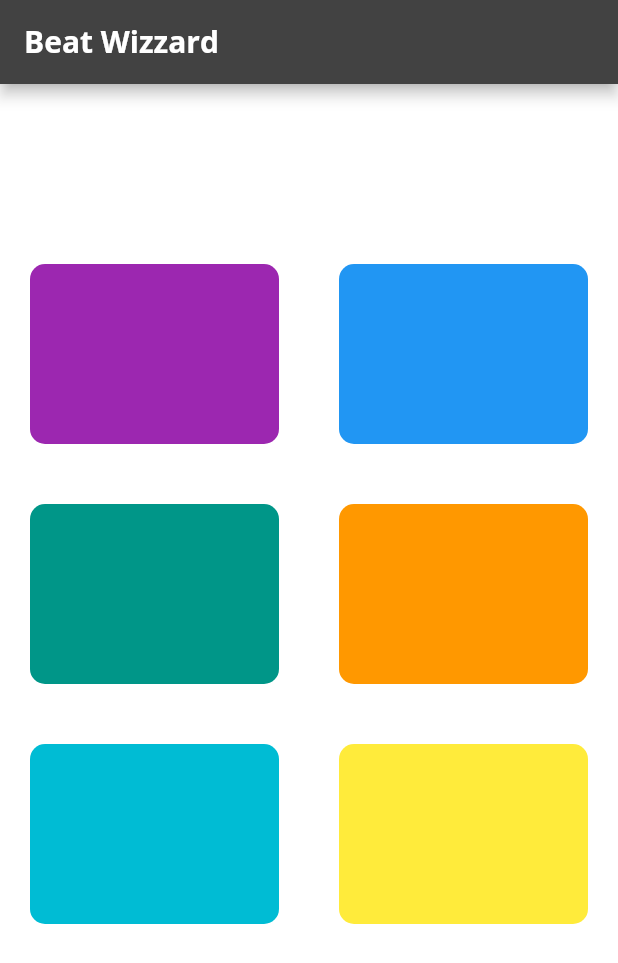
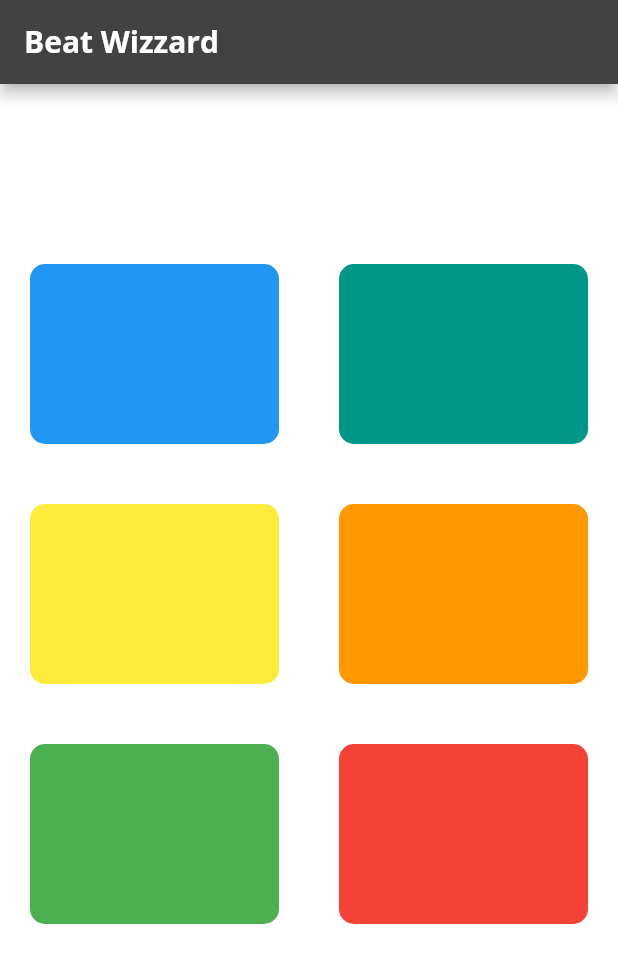
Before and after one commit to silverhairs/100daysOfFlutter, a Flutter app: the screen it shows after launch, on a phone screen of 412 x 824 dp. Shown: the top 963 px of the screen. Run offline on Flutter 3.47's test engine with Material 2 defaults, Android fonts, the phone set to English and light mode, and no system bars; our stand-ins replace audioplayers, google_fonts, rflutter_alert.

Commit message:
removed some repeted code

```diff
--- a/beat_wizard/lib/key.dart
+++ b/beat_wizard/lib/key.dart
@@ -7,40 +7,37 @@ class BeatKey extends StatelessWidget {
     return Column(
       crossAxisAlignment: CrossAxisAlignment.stretch,
       children: <Widget>[
+        Container(
+          margin: EdgeInsets.only(top: 100.0),
+          child: Row(
+            children: <Widget>[
+              Expanded(
+                child: BeatButton(
+                  background: Colors.blue,
+                  beat: 'superBeatt.wav',
+                ),
+              ),
+              Expanded(
+                child: BeatButton(
+                  background: Colors.teal,
+                  beat: 'violin.wav',
+                ),
+              ),
+            ],
+          ),
+        ),
         Row(
           children: <Widget>[
             Expanded(
-              child: Container(
-                decoration: BoxDecoration(
-                  color: Colors.purple,
-                  borderRadius: BorderRadius.circular(10),
-                ),
-                margin:
-                    EdgeInsets.only(top: 120, left: 20, right: 20, bottom: 20),
-                height: 120.0,
-                child: FlatButton(
-                  onPressed: () {
-                    AudioCache player = AudioCache();
-                    player.play('superBeatt.wav');
-                  },
-                ),
+              child: BeatButton(
+                background: Colors.yellow,
+                beat: 'pop_dance.wav',
               ),
             ),
             Expanded(
-              child: Container(
-                decoration: BoxDecoration(
-                  color: Colors.blue,
-                  borderRadius: BorderRadius.circular(10),
-                ),
-                margin:
-                    EdgeInsets.only(top: 120, left: 20, right: 20, bottom: 20),
-                height: 120.0,
-                child: FlatButton(
-                  onPressed: () {
-                    AudioCache player = AudioCache();
-                    player.play('triangle.wav');
-                  },
-                ),
+              child: BeatButton(
+                background: Colors.orange,
+                beat: 'bass.wav',
               ),
             ),
           ],
@@ -48,71 +45,15 @@ class BeatKey extends StatelessWidget {
         Row(
           children: <Widget>[
             Expanded(
-              child: Container(
-                decoration: BoxDecoration(
-                  color: Colors.teal,
-                  borderRadius: BorderRadius.circular(10),
-                ),
-                margin: EdgeInsets.symmetric(vertical: 20, horizontal: 20),
-                height: 120.0,
-                child: FlatButton(
-                  onPressed: () {
-                    AudioCache player = AudioCache();
-                    player.play('violin.wav');
-                  },
-                ),
+              child: BeatButton(
+                background: Colors.green,
+                beat: 'triangle.wav',
               ),
             ),
             Expanded(
-              child: Container(
-                decoration: BoxDecoration(
-                  color: Colors.orange,
-                  borderRadius: BorderRadius.circular(10),
-                ),
-                margin: EdgeInsets.symmetric(vertical: 20, horizontal: 20),
-                height: 120.0,
-                child: FlatButton(
-                  onPressed: () {
-                    AudioCache player = AudioCache();
-                    player.play('bass.wav');
-                  },
-                ),
-              ),
-            ),
-          ],
-        ),
-        Row(
-          children: <Widget>[
-            Expanded(
-              child: Container(
-                decoration: BoxDecoration(
-                  color: Colors.cyan,
-                  borderRadius: BorderRadius.circular(10),
-                ),
-                margin: EdgeInsets.symmetric(vertical: 20, horizontal: 20),
-                height: 120.0,
-                child: FlatButton(
-                  onPressed: () {
-                    AudioCache player = AudioCache();
-                    player.play('pop_dance.wav');
-                  },
-                ),
-              ),
-            ),
-            Expanded(
-              child: Container(
-                decoration: BoxDecoration(
-                  color: Colors.yellow,
-                  borderRadius: BorderRadius.circular(10),
-                ),
-                margin: EdgeInsets.symmetric(vertical: 20, horizontal: 20),
-                height: 120.0,
-                child: FlatButton(
-                  onPressed: () {
-                    AudioCache player = AudioCache();
-                    player.play('beat2.wav');
-                  },
-                ),
+              child: BeatButton(
+                background: Colors.red,
+                beat: 'beat2.wav',
               ),
             ),
           ],
@@ -121,3 +62,31 @@ class BeatKey extends StatelessWidget {
     );
   }
 }
+
+class BeatButton extends StatelessWidget {
+  final Color background;
+  final String beat;
+
+  BeatButton({
+    @required this.background,
+    @required this.beat,
+  });
+
+  @override
+  Widget build(BuildContext context) {
+    return Container(
+      decoration: BoxDecoration(
+        color: background,
+        borderRadius: BorderRadius.circular(10),
+      ),
+      margin: EdgeInsets.symmetric(vertical: 20, horizontal: 20),
+      height: 120.0,
+      child: FlatButton(
+        onPressed: () {
+          AudioCache player = AudioCache();
+          player.play(beat);
+        },
+      ),
+    );
+  }
+}
```
